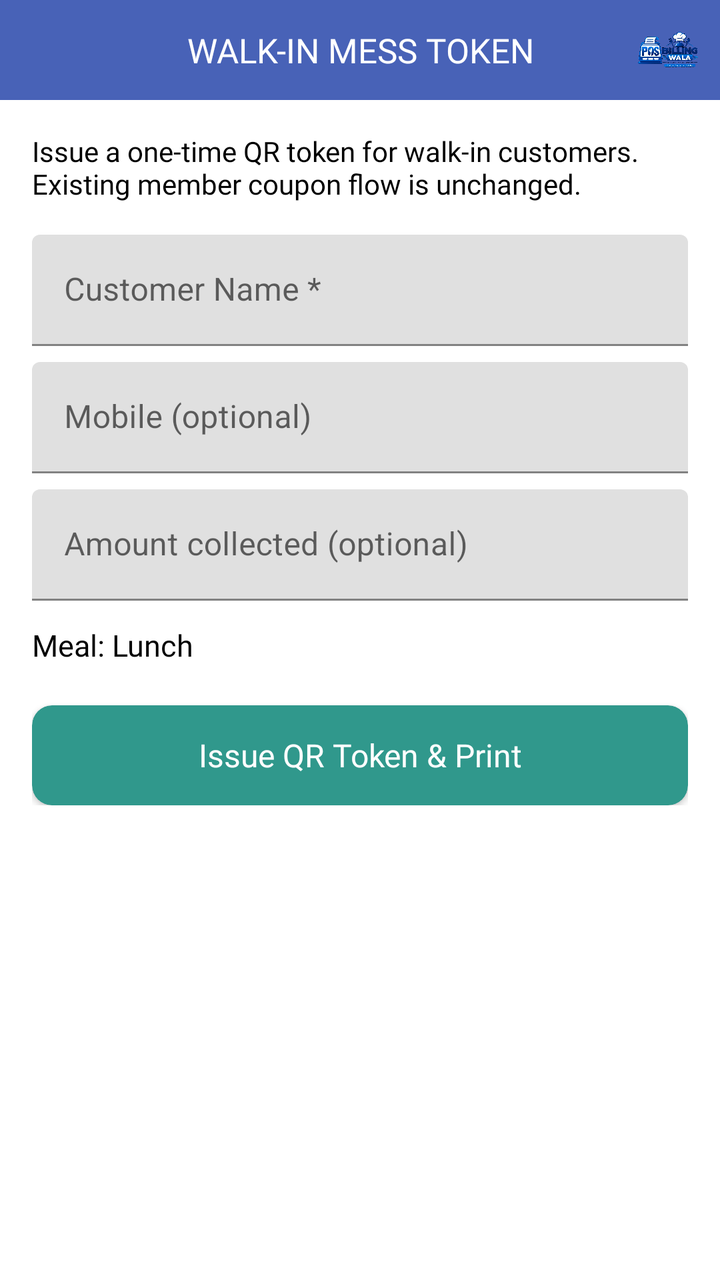
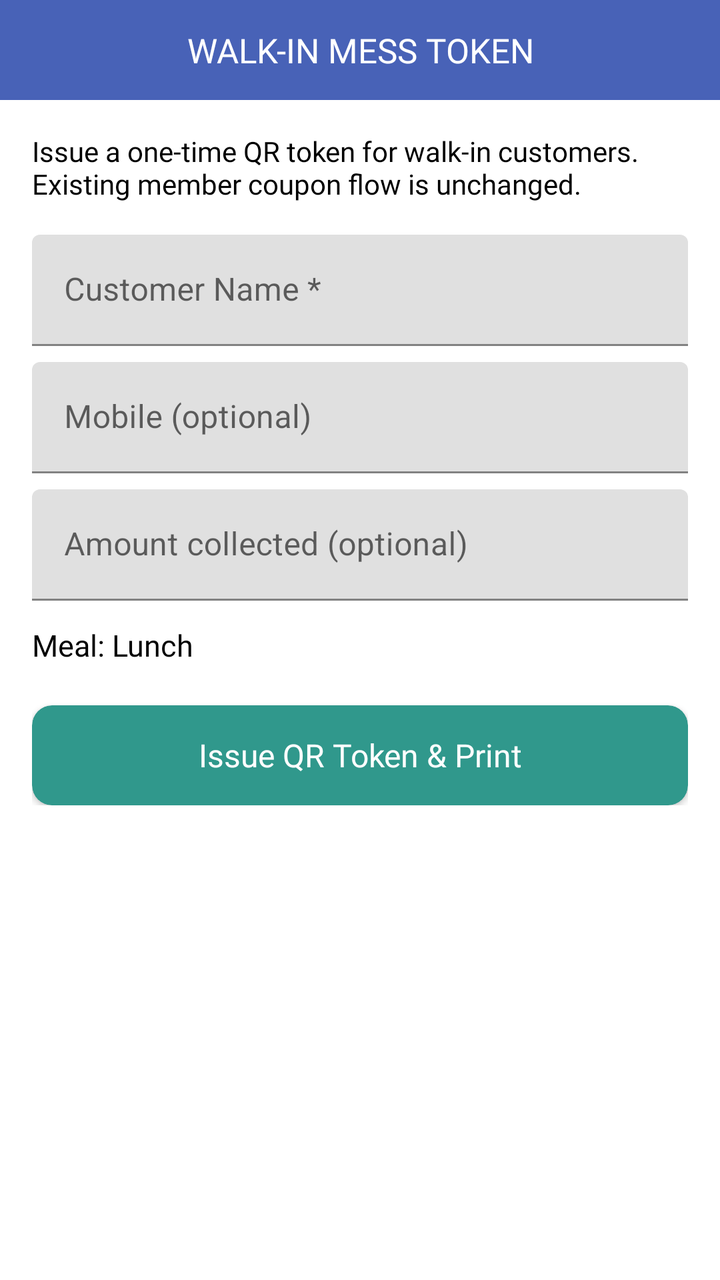

An Android layout rendered at two revisions. The XML below is the earlier revision; the diff shows what the commit changed to produce the second picture.
<!-- AndroidManifest.xml: application theme AppTheme -->
<!-- res/layout/activity_mess_walk_in_token.xml -->
<?xml version="1.0" encoding="utf-8"?>
<RelativeLayout xmlns:android="http://schemas.android.com/apk/res/android"
    xmlns:app="http://schemas.android.com/apk/res-auto"
    android:layout_width="match_parent"
    android:layout_height="match_parent"
    android:fitsSystemWindows="true">

    <com.google.android.material.appbar.AppBarLayout
        android:id="@+id/appBarLayout"
        android:layout_width="match_parent"
        android:layout_height="50dp">

        <RelativeLayout
            android:layout_width="match_parent"
            android:layout_height="match_parent">

            <androidx.appcompat.widget.AppCompatTextView
                android:layout_width="match_parent"
                android:layout_height="wrap_content"
                android:layout_centerInParent="true"
                android:fontFamily="@font/poppinsmedium"
                android:gravity="center"
                android:text="@string/ui_walkin_mess_token"
                android:textColor="@color/white"
                android:textSize="17dp" />

            <include layout="@layout/include_app_toolbar_logo" />
        </RelativeLayout>
    </com.google.android.material.appbar.AppBarLayout>

    <ScrollView
        android:layout_width="match_parent"
        android:layout_height="match_parent"
        android:layout_below="@id/appBarLayout"
        android:padding="16dp">

        <LinearLayout
            android:layout_width="match_parent"
            android:layout_height="wrap_content"
            android:orientation="vertical">

            <TextView
                android:layout_width="match_parent"
                android:layout_height="wrap_content"
                android:fontFamily="@font/poppinsregular"
                android:text="@string/ui_issue_a_onetime_qr_token_for_walkin_cust"
                android:textColor="@color/black"
                android:textSize="14dp" />

            <com.google.android.material.textfield.TextInputLayout
                android:layout_width="match_parent"
                android:layout_height="wrap_content"
                android:layout_marginTop="16dp">

                <com.google.android.material.textfield.TextInputEditText
                    android:id="@+id/walkInName"
                    android:layout_width="match_parent"
                    android:layout_height="wrap_content"
                    android:hint="@string/ui_customer_name_"
                    android:inputType="textPersonName" />
            </com.google.android.material.textfield.TextInputLayout>

            <com.google.android.material.textfield.TextInputLayout
                android:layout_width="match_parent"
                android:layout_height="wrap_content"
                android:layout_marginTop="8dp">

                <com.google.android.material.textfield.TextInputEditText
                    android:id="@+id/walkInMobile"
                    android:layout_width="match_parent"
                    android:layout_height="wrap_content"
                    android:hint="@string/ui_mobile_optional"
                    android:inputType="phone" />
            </com.google.android.material.textfield.TextInputLayout>

            <com.google.android.material.textfield.TextInputLayout
                android:layout_width="match_parent"
                android:layout_height="wrap_content"
                android:layout_marginTop="8dp">

                <com.google.android.material.textfield.TextInputEditText
                    android:id="@+id/walkInAmount"
                    android:layout_width="match_parent"
                    android:layout_height="wrap_content"
                    android:hint="@string/ui_amount_collected_optional"
                    android:inputType="numberDecimal" />
            </com.google.android.material.textfield.TextInputLayout>

            <TextView
                android:id="@+id/messTypeHint"
                android:layout_width="match_parent"
                android:layout_height="wrap_content"
                android:layout_marginTop="12dp"
                android:fontFamily="@font/poppinsmedium"
                android:text="@string/ui_meal_lunch"
                android:textColor="@color/black"
                android:textSize="15dp" />

            <androidx.cardview.widget.CardView
                android:id="@+id/issueTokenCardView"
                android:layout_width="match_parent"
                android:layout_height="50dp"
                android:layout_marginTop="20dp"
                app:cardBackgroundColor="#30988C"
                app:cardCornerRadius="10dp">

                <TextView
                    android:layout_width="match_parent"
                    android:layout_height="match_parent"
                    android:fontFamily="@font/poppinsmedium"
                    android:gravity="center"
                    android:text="@string/ui_issue_qr_token_amp_print"
                    android:textColor="@color/white"
                    android:textSize="16dp" />
            </androidx.cardview.widget.CardView>

        </LinearLayout>
    </ScrollView>

</RelativeLayout>
<!-- res/layout/include_app_toolbar_logo.xml (included above) -->
<?xml version="1.0" encoding="utf-8"?>
<ImageView xmlns:android="http://schemas.android.com/apk/res/android"
    android:id="@+id/appBrandLogo"
    android:layout_width="32dp"
    android:layout_height="32dp"
    android:layout_alignParentEnd="true"
    android:layout_centerVertical="true"
    android:layout_marginEnd="10dp"
    android:contentDescription="@string/app_name"
    android:scaleType="fitCenter"
    android:src="@drawable/app_logo" />
<!-- resources referenced by this layout -->
<resources>
  <color name="black">#000</color>
  <color name="white">#fff</color>
  <!-- drawable app_logo: png bitmap (drawable, 586552 bytes) -->
  <string name="app_name">Billingwala</string>
  <string name="ui_amount_collected_optional">Amount collected (optional)</string>
  <string name="ui_customer_name_">Customer Name *</string>
  <string name="ui_issue_a_onetime_qr_token_for_walkin_cust">Issue a one-time QR token for walk-in customers. Existing member coupon flow is unchanged.</string>
  <string name="ui_issue_qr_token_amp_print">Issue QR Token &amp; Print</string>
  <string name="ui_meal_lunch">Meal: Lunch</string>
  <string name="ui_mobile_optional">Mobile (optional)</string>
  <string name="ui_walkin_mess_token">WALK-IN MESS TOKEN</string>
  <style name="AppTheme" parent="Theme.MaterialComponents.Light.NoActionBar">
          
          <item name="colorPrimary">@color/colorPrimary</item>
          <item name="colorPrimaryDark">@color/colorPrimary</item>
          <item name="colorAccent">@color/colorAccent</item>
          <item name="android:windowIsTranslucent">true</item>
          <item name="windowNoTitle">true</item>
          <item name="windowActionBar">false</item>
  
      </style>
  <color name="colorPrimary">#4862b7</color>
  <color name="colorAccent">#000</color>
</resources>

<!-- the commit's change to res/layout/activity_mess_walk_in_token.xml (unified diff, before → after) -->
@@ -23,9 +23,7 @@
                 android:text="@string/ui_walkin_mess_token"
                 android:textColor="@color/white"
                 android:textSize="17dp" />
-
-            <include layout="@layout/include_app_toolbar_logo" />
-        </RelativeLayout>
+</RelativeLayout>
     </com.google.android.material.appbar.AppBarLayout>
 
     <ScrollView
@@ -118,15 +116,3 @@
     </ScrollView>
 
 </RelativeLayout>
-<!-- res/layout/include_app_toolbar_logo.xml (included above) -->
-<?xml version="1.0" encoding="utf-8"?>
-<ImageView xmlns:android="http://schemas.android.com/apk/res/android"
-    android:id="@+id/appBrandLogo"
-    android:layout_width="32dp"
-    android:layout_height="32dp"
-    android:layout_alignParentEnd="true"
-    android:layout_centerVertical="true"
-    android:layout_marginEnd="10dp"
-    android:contentDescription="@string/app_name"
-    android:scaleType="fitCenter"
-    android:src="@drawable/app_logo" />
<!-- resource entries referenced after the edit -->
@@ -2,8 +2,6 @@
 <resources>
   <color name="black">#000</color>
   <color name="white">#fff</color>
-  <!-- drawable app_logo: png bitmap (drawable, 586552 bytes) -->
-  <string name="app_name">Billingwala</string>
   <string name="ui_amount_collected_optional">Amount collected (optional)</string>
   <string name="ui_customer_name_">Customer Name *</string>
   <string name="ui_issue_a_onetime_qr_token_for_walkin_cust">Issue a one-time QR token for walk-in customers. Existing member coupon flow is unchanged.</string>
